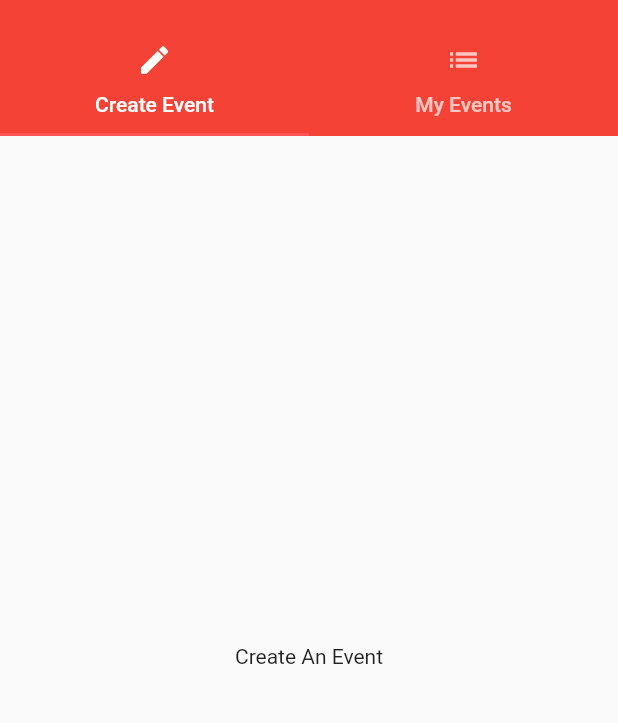
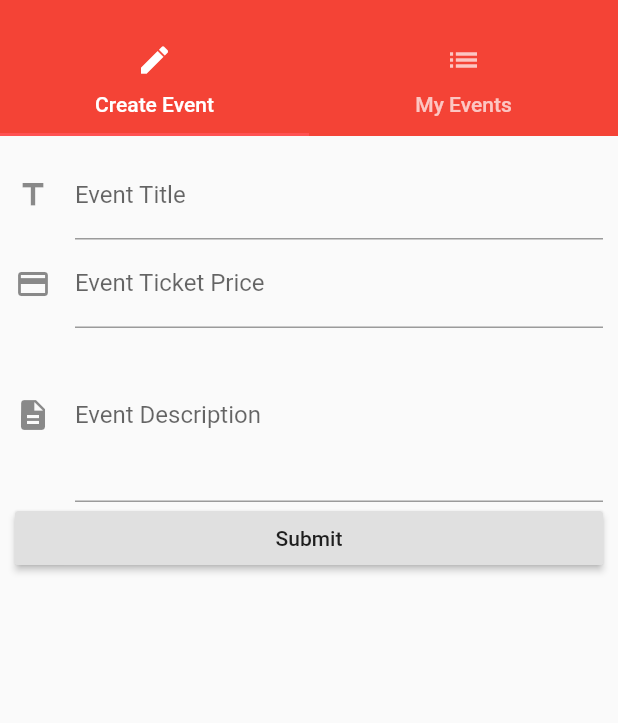
Before and after one commit to blugo1/fluttercourse, a Flutter app: the EventsPageAdmin screen opened by its route, on a phone screen of 412 x 824 dp, the part 59-782 px from its top. Run offline on Flutter 3.47's test engine with Material 2 defaults, Android fonts, the phone set to English and light mode, and no system bars.

Commit message:
added make file and event form

```diff
--- a/lib/pages/event_admin.dart
+++ b/lib/pages/event_admin.dart
@@ -1,13 +1,20 @@
 import 'package:flutter/material.dart';
 
-import './events_page.dart';
 import './event_create.dart';
 import './event_list.dart';
 
 class EventsPageAdmin extends StatelessWidget {
+
+  final Function addEvent;
+  final Function deleteEvent;
+
+  EventsPageAdmin(this.addEvent, this.deleteEvent);
+
   @override
   Widget build(BuildContext context) {
-    return DefaultTabController(length: 2, child: Scaffold(
+    return DefaultTabController(
+        length: 2,
+        child: Scaffold(
             drawer: Drawer(
               child: Column(
                 children: <Widget>[
@@ -27,21 +34,18 @@ class EventsPageAdmin extends StatelessWidget {
             appBar: AppBar(
               elevation: 0.0,
               title: Text('Manage Events'),
-        bottom: TabBar(tabs: <Widget>[
+              bottom: TabBar(
+                tabs: <Widget>[
                   Tab(
                     icon: Icon(Icons.create),
-          text: 'Create Event',),
-          Tab(
-          icon: Icon(Icons.list),
-          text: 'My Events')
-        ],),
+                    text: 'Create Event',
+                  ),
+                  Tab(icon: Icon(Icons.list), text: 'My Events')
+                ],
+              ),
             ),
             body: TabBarView(
-        children: <Widget>[
-          EventCreatePage(),
-          EventListPage()
-        ],
-      )
-    ));
+              children: <Widget>[EventCreatePage(addEvent), EventListPage()],
+            )));
   }
 }
--- a/lib/pages/event_create.dart
+++ b/lib/pages/event_create.dart
@@ -1,10 +1,70 @@
 import 'package:flutter/material.dart';
 
-class EventCreatePage extends StatelessWidget {
+class EventCreatePage extends StatefulWidget {
+  final Function addEvent;
+
+  EventCreatePage(this.addEvent);
+
+  @override
+  State<StatefulWidget> createState() {
+    return _EventCreatePageState();
+  }
+}
+
+class _EventCreatePageState extends State<EventCreatePage> {
+  String titleValue = '';
+  String descriptionValue = '';
+  double priceValue = 0.0;
+
   @override
   Widget build(BuildContext context) {
-    return Center(
-      child: Text('Create An Event'),
-    );
+    return Container(
+        margin: EdgeInsets.all(10.0),
+        child: ListView(
+          children: <Widget>[
+            TextField(
+              decoration: InputDecoration(
+                  labelText: 'Event Title', icon: Icon(Icons.title)),
+              onChanged: (String value) {
+                setState(() {
+                  titleValue = value;
+                });
+              },
+            ),
+            TextField(
+              decoration: InputDecoration(
+                  labelText: 'Event Ticket Price', icon: Icon(Icons.payment)),
+              keyboardType: TextInputType.number,
+              onChanged: (String value) {
+                setState(() {
+                  priceValue = double.parse(value);
+                });
+              },
+            ),
+            TextField(
+              decoration: InputDecoration(
+                  labelText: 'Event Description',
+                  icon: Icon(Icons.description)),
+              maxLines: 4,
+              onChanged: (String value) {
+                setState(() {
+                  descriptionValue = value;
+                });
+              },
+            ),
+            RaisedButton(
+              child: Text('Submit'),
+              onPressed: () {
+                final Map<String, dynamic> product = {
+                  'title': titleValue,
+                  'price': priceValue,
+                  'description': descriptionValue,
+                  'image': 'assets/event.jpg'
+                };
+                widget.addEvent(product);
+              },
+            )
+          ],
+        ));
   }
 }
--- a/lib/pages/event_page.dart
+++ b/lib/pages/event_page.dart
@@ -16,7 +16,7 @@ class EventPage extends StatelessWidget {
             content: Text("This action cannot be undone."),
             actions: <Widget>[
               FlatButton(
-                child: Text("Discard"),
+                child: Text("Cancel"),
                 onPressed: () {
                   Navigator.pop(context);
                 },
```
Also changed, not shown: lib/event_control.dart (deleted, +0 -19 lines), lib/event_manager.dart (+3 -10 lines), lib/events.dart (+2 -8 lines), lib/main.dart (+5 -5 lines), lib/pages/events_page.dart (+3 -5 lines), 1 other file. Lines whose indentation alone changed are shown as unchanged.
